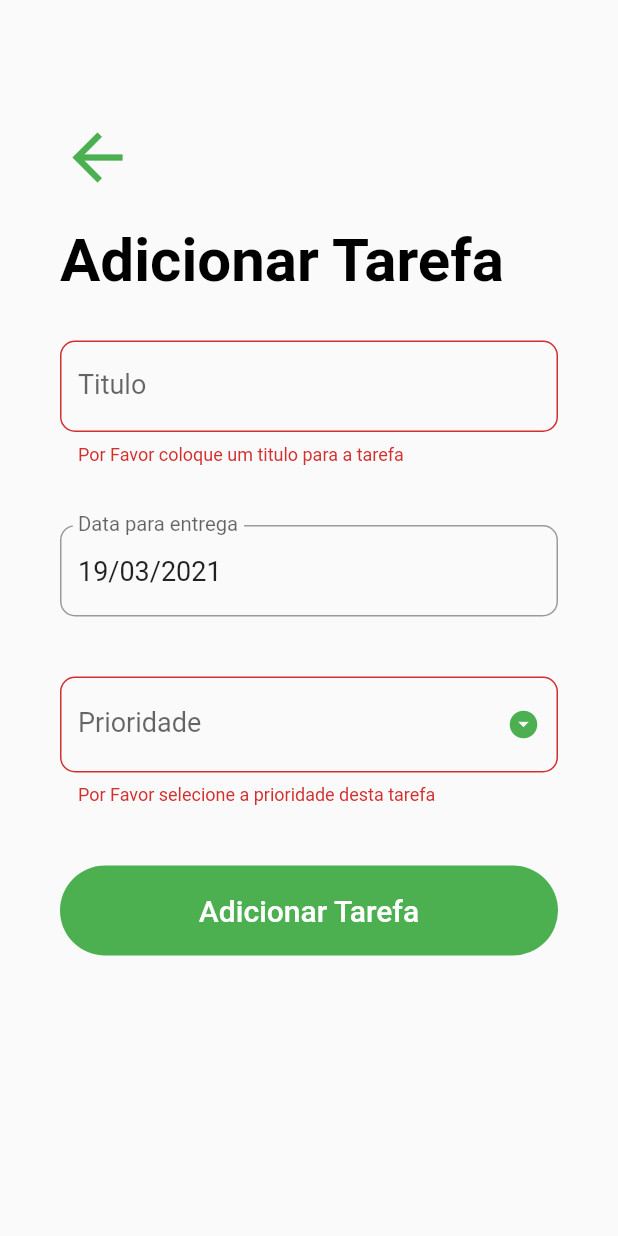
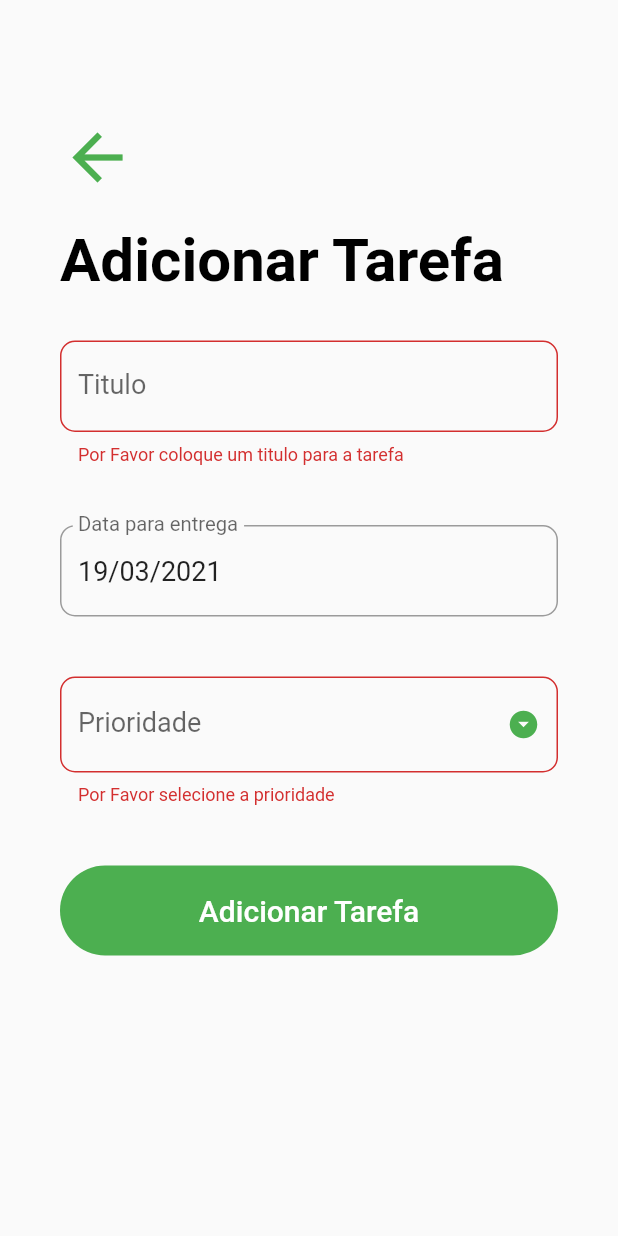
Before and after one commit to leoteixeiraa/TarefasAPP, a Flutter app: the AddTaskScreen screen opened directly, after a tap on "Adicionar Tarefa", on a phone screen of 412 x 824 dp. Run offline on Flutter 3.47's test engine with Material 2 defaults, Android fonts, the phone set to English and light mode, and no system bars; our stand-ins replace sqflite; accounts and stored records are empty.

```diff
--- a/lib/screens/add_task_screen.dart
+++ b/lib/screens/add_task_screen.dart
@@ -90,6 +90,7 @@ class _AddTaskScreenState extends State<AddTaskScreen> {
   @override
   Widget build(BuildContext context) {
     return Scaffold(
+      resizeToAvoidBottomInset: false,
       body: GestureDetector(
         child: GestureDetector(
           onTap: () => FocusScope.of(context).unfocus(),
@@ -182,7 +183,7 @@ class _AddTaskScreenState extends State<AddTaskScreen> {
                             ),
                           ),
                           validator: (input) => _priority == null
-                              ? 'Por Favor selecione a prioridade desta tarefa'
+                              ? 'Por Favor selecione a prioridade'
                               : null,
                           onChanged: (value) {
                             setState(() {
--- a/pubspec.yaml
+++ b/pubspec.yaml
@@ -49,8 +49,8 @@ flutter:
   uses-material-design: true
 
   # To add assets to your application, add an assets section, like this:
-  # assets:
-  #   - images/a_dot_burr.jpeg
+  assets:
+    - assets/images/Logo_IFC.png
   #   - images/a_dot_ham.jpeg
 
   # An image asset can refer to one or more resolution-specific "variants", see
```
Also changed, not shown: lib/screens/todo_list_screen.dart (+8 -3 lines), assets/images/Logo_IFC.png (added), assets/img/Logo_IFC.png (deleted).
